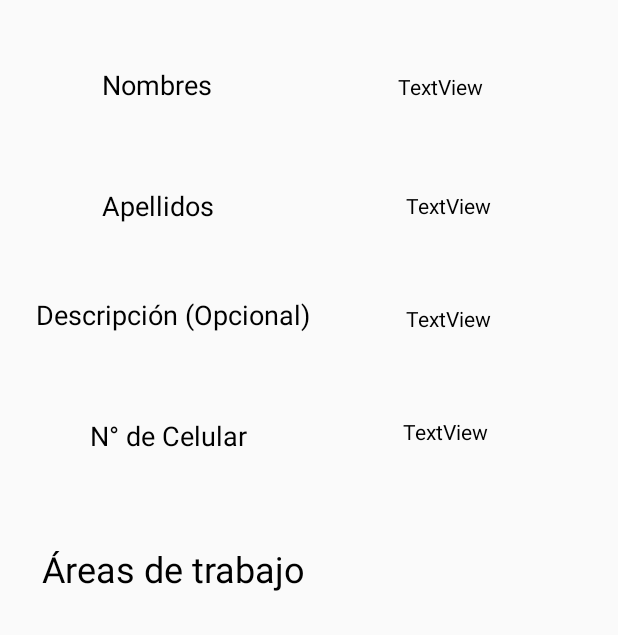
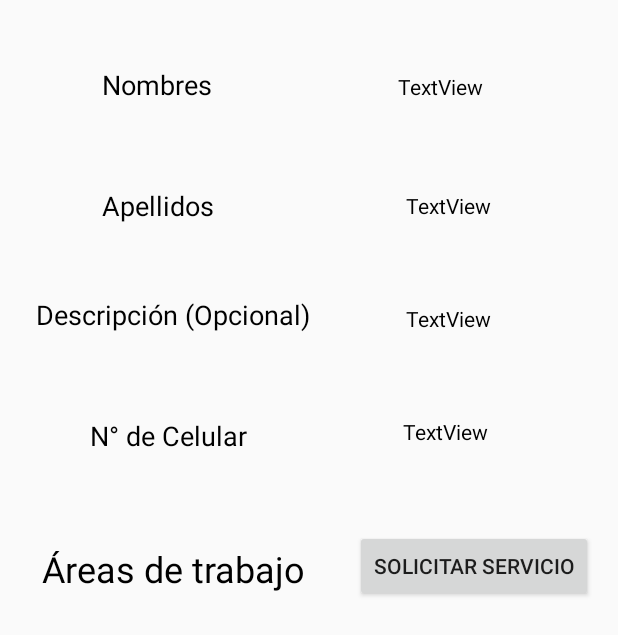
Before and after one commit to Brik000/APPExperto, an Android app: the UserProfileActivity screen opened directly, with no data from a screen before it, on a phone screen of 412 x 824 dp. Shown: the top 635 px of the screen. Run offline under Robolectric (Android 15) with nearby library versions, the phone set to English and light mode, and no system bars; our stand-ins replace Firebase (no records; nobody signed in at launch, a user with empty details on screens opened directly); 4 statements that could not run were skipped.

Commit message:
Flow to Service request

```diff
--- a/AppExperto2020/app/src/main/AndroidManifest.xml
+++ b/AppExperto2020/app/src/main/AndroidManifest.xml
@@ -25,6 +25,7 @@
         <activity android:name=".view.RegisterActivity" />
         <activity android:name=".view.RegisterTypeActivity" />
         <activity android:name=".view.LoginActivity" />
+        <activity android:name=".view.RequestServiceActivity" />
         <activity android:name=".view.SplashScreen">
             <intent-filter>
                 <action android:name="android.intent.action.MAIN" />
--- a/AppExperto2020/app/src/main/java/com/example/appexperto2020/control/RegisterTypeController.java
+++ b/AppExperto2020/app/src/main/java/com/example/appexperto2020/control/RegisterTypeController.java
@@ -36,6 +36,7 @@ public class RegisterTypeController implements View.OnClickListener, Switch.OnCh
         if(view.getIntent().getExtras() != null && !view.getIntent().getExtras().isEmpty()){
             alertDialog.setTitle(view.getString(R.string.near_to_complete_register));
             alertDialog.setMessage(view.getString(R.string.near_to_register_body));
+            alertDialog.show();
         }
     }
 
--- a/AppExperto2020/app/src/main/java/com/example/appexperto2020/control/ExpertDetailsController.java
+++ b/AppExperto2020/app/src/main/java/com/example/appexperto2020/control/UserProfileController.java
@@ -1,9 +1,14 @@
 package com.example.appexperto2020.control;
 
+import android.content.Intent;
+import android.util.Log;
+import android.view.View;
 import android.widget.ArrayAdapter;
 
 import androidx.annotation.NonNull;
 
+import com.example.appexperto2020.R;
+import com.example.appexperto2020.view.RequestServiceActivity;
 import com.example.appexperto2020.view.UserProfileActivity;
 import com.example.appexperto2020.model.Expert;
 import com.example.appexperto2020.model.Job;
@@ -15,11 +20,12 @@ import com.google.firebase.database.ValueEventListener;
 
 import java.util.ArrayList;
 
-public class ExpertDetailsController {
+public class UserProfileController implements View.OnClickListener{
     private UserProfileActivity activity;
-
-    public ExpertDetailsController(UserProfileActivity activity) {
+    private Expert expert;
+    public UserProfileController(UserProfileActivity activity) {
         this.activity = activity;
+        activity.getServiceButton().setOnClickListener(this);
         Query query = FirebaseDatabase.getInstance()
                 .getReference()
                 .child("experts")
@@ -27,7 +33,7 @@ public class ExpertDetailsController {
         query.addListenerForSingleValueEvent(new ValueEventListener() {
             @Override
             public void onDataChange(@NonNull DataSnapshot dataSnapshot) {
-                Expert expert = dataSnapshot.getValue(Expert.class);
+                expert = dataSnapshot.getValue(Expert.class);
 
                 ArrayList<String> data = new ArrayList<>();
                 ArrayAdapter<String> adapter = new ArrayAdapter<>(activity,android.R.layout.simple_list_item_1,data);
@@ -52,4 +58,16 @@ public class ExpertDetailsController {
             }
         });
     }
+
+    @Override
+    public void onClick(View v) {
+        switch (v.getId()){
+            case R.id.serviceButton:
+                Intent i = new Intent(v.getContext(), RequestServiceActivity.class);
+                Log.e("idE", expert.getId());
+                i.putExtra("idE", expert.getId());
+                v.getContext().startActivity(i);
+                break;
+        }
+    }
 }
--- a/AppExperto2020/app/src/main/java/com/example/appexperto2020/view/UserMainActivity.java
+++ b/AppExperto2020/app/src/main/java/com/example/appexperto2020/view/UserMainActivity.java
@@ -41,7 +41,7 @@ public class UserMainActivity extends AppCompatActivity {
         expertsRV = findViewById(R.id.expertsRV);
         progressBar = findViewById(R.id.progressBarList);
         controller = new UserMainController(this);
-        adapter = new ExpertAdapter();
+        adapter = new ExpertAdapter(controller);
         LinearLayoutManager linearLayoutManager = new GridLayoutManager(this, 2);
         getExpertsRV().setLayoutManager(linearLayoutManager);
         getExpertsRV().setAdapter(adapter);
--- a/AppExperto2020/app/src/main/java/com/example/appexperto2020/view/UserProfileActivity.java
+++ b/AppExperto2020/app/src/main/java/com/example/appexperto2020/view/UserProfileActivity.java
@@ -3,25 +3,32 @@ package com.example.appexperto2020.view;
 import androidx.appcompat.app.AppCompatActivity;
 
 import android.os.Bundle;
+import android.widget.Button;
 import android.widget.ListView;
 import android.widget.TextView;
 
 import com.example.appexperto2020.R;
-import com.example.appexperto2020.control.ExpertDetailsController;
+import com.example.appexperto2020.control.UserProfileController;
 
 import lombok.Data;
+import lombok.Getter;
 
-@Data
 public class UserProfileActivity extends AppCompatActivity {
+    @Getter
     private TextView expertDetailsNameTxt,expertDetailsLastNameTxt,expertDetailsDescriptionTxt,expertDetailsCellphoneTxt;
+    @Getter
     private ListView expertDetailJobsList;
+    @Getter
+    private Button serviceButton;
+    @Getter
     private String id;
-    private ExpertDetailsController controller;
+    private UserProfileController controller;
+
     @Override
     protected void onCreate(Bundle savedInstanceState) {
         super.onCreate(savedInstanceState);
         setContentView(R.layout.activity_user_profile);
-
+        serviceButton = findViewById(R.id.serviceButton);
         expertDetailsNameTxt= findViewById(R.id.expertDetailsNameTxt);
         expertDetailsLastNameTxt= findViewById(R.id.expertDetailsLastNameTxt);
         expertDetailsDescriptionTxt = findViewById(R.id.expertDetailsDescriptionTxt);
@@ -29,6 +36,6 @@ public class UserProfileActivity extends AppCompatActivity {
 
         expertDetailJobsList = findViewById(R.id.expertDetailJobsList);
         id = getIntent().getExtras().getString("id");
-        controller = new ExpertDetailsController(this);
+        controller = new UserProfileController(this);
     }
 }
--- a/AppExperto2020/app/src/main/res/layout/activity_user_profile.xml
+++ b/AppExperto2020/app/src/main/res/layout/activity_user_profile.xml
@@ -132,4 +132,18 @@
         android:textSize="24sp"
         app:layout_constraintStart_toStartOf="parent"
         app:layout_constraintTop_toBottomOf="@+id/textView15" />
+
+    <Button
+        android:id="@+id/serviceButton"
+        android:layout_width="wrap_content"
+        android:layout_height="wrap_content"
+        android:layout_marginStart="32dp"
+        android:layout_marginLeft="32dp"
+        android:layout_marginTop="56dp"
+        android:layout_marginEnd="16dp"
+        android:layout_marginRight="16dp"
+        android:text="Solicitar servicio"
+        app:layout_constraintEnd_toEndOf="parent"
+        app:layout_constraintStart_toEndOf="@+id/textView17"
+        app:layout_constraintTop_toBottomOf="@+id/expertDetailsCellphoneTxt" />
 </androidx.constraintlayout.widget.ConstraintLayout>
```
Also changed, not shown: AppExperto2020/app/src/main/java/com/example/appexperto2020/adapter/ExpertAdapter.java (+9 -21 lines), AppExperto2020/app/src/main/java/com/example/appexperto2020/control/UserMainController.java (+4 -14 lines).
